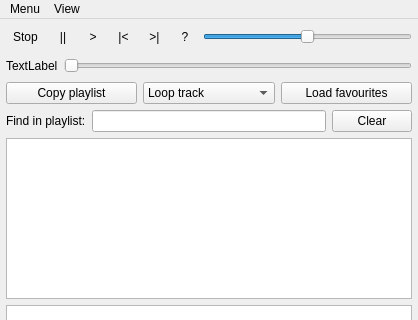
Above: mainwindow.ui from Okspen/okPlayer before the change; both pictures show x 0 to 418 and y 0 to 320 of the 418 by 494 pixel window. Below: the same form after it.
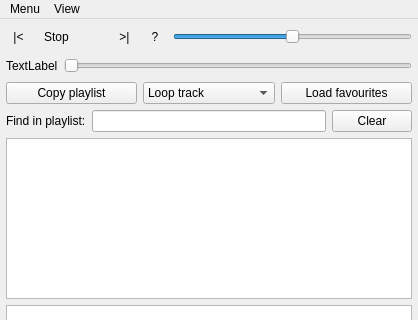
That is the form after the change. Icons and pictures are not drawn. Custom widgets are drawn as their Qt base class.

Commit message: Replaced separate play/pause buttons with a signle one.

Patch:
```diff
--- a/mainwindow.ui
+++ b/mainwindow.ui
@@ -26,6 +26,29 @@
       <property name="sizeConstraint">
        <enum>QLayout::SetDefaultConstraint</enum>
       </property>
+      <item>
+       <widget class="QToolButton" name="buttonPrev">
+        <property name="minimumSize">
+         <size>
+          <width>24</width>
+          <height>24</height>
+         </size>
+        </property>
+        <property name="toolTip">
+         <string>Previous</string>
+        </property>
+        <property name="text">
+         <string>|&lt;</string>
+        </property>
+        <property name="icon">
+         <iconset resource="icons.qrc">
+          <normaloff>:/tango/images/icons/tango/media-skip-backward.png</normaloff>:/tango/images/icons/tango/media-skip-backward.png</iconset>
+        </property>
+        <property name="autoRaise">
+         <bool>true</bool>
+        </property>
+       </widget>
+      </item>
       <item>
        <widget class="QToolButton" name="buttonStop">
         <property name="minimumSize">
@@ -59,68 +82,9 @@
        </widget>
       </item>
       <item>
-       <widget class="QToolButton" name="buttonPause">
-        <property name="minimumSize">
-         <size>
-          <width>24</width>
-          <height>24</height>
-         </size>
-        </property>
-        <property name="toolTip">
-         <string>Pause</string>
-        </property>
+       <widget class="okPlayPauseButton" name="buttonPlayPause">
         <property name="text">
-         <string>||</string>
-        </property>
-        <property name="icon">
-         <iconset resource="icons.qrc">
-          <normaloff>:/tango/images/icons/tango/media-playback-pause.png</normaloff>:/tango/images/icons/tango/media-playback-pause.png</iconset>
-        </property>
-        <property name="autoRaise">
-         <bool>true</bool>
-        </property>
-       </widget>
-      </item>
-      <item>
-       <widget class="QToolButton" name="buttonPlay">
-        <property name="minimumSize">
-         <size>
-          <width>24</width>
-          <height>24</height>
-         </size>
-        </property>
-        <property name="toolTip">
-         <string>Play</string>
-        </property>
-        <property name="text">
-         <string>&gt;</string>
-        </property>
-        <property name="icon">
-         <iconset resource="icons.qrc">
-          <normaloff>:/tango/images/icons/tango/media-playback-start.png</normaloff>:/tango/images/icons/tango/media-playback-start.png</iconset>
-        </property>
-        <property name="autoRaise">
-         <bool>true</bool>
-        </property>
-       </widget>
-      </item>
-      <item>
-       <widget class="QToolButton" name="buttonPrev">
-        <property name="minimumSize">
-         <size>
-          <width>24</width>
-          <height>24</height>
-         </size>
-        </property>
-        <property name="toolTip">
-         <string>Previous</string>
-        </property>
-        <property name="text">
-         <string>|&lt;</string>
-        </property>
-        <property name="icon">
-         <iconset resource="icons.qrc">
-          <normaloff>:/tango/images/icons/tango/media-skip-backward.png</normaloff>:/tango/images/icons/tango/media-skip-backward.png</iconset>
+         <string/>
         </property>
         <property name="autoRaise">
          <bool>true</bool>
@@ -526,6 +490,11 @@
    <extends>QTableWidget</extends>
    <header location="global">okWidgets/okplaylistwidget.h</header>
   </customwidget>
+  <customwidget>
+   <class>okPlayPauseButton</class>
+   <extends>QToolButton</extends>
+   <header>okWidgets/okplaypausebutton.h</header>
+  </customwidget>
  </customwidgets>
  <resources>
   <include location="icons.qrc"/>
```
The commit also changes 1 other file.
